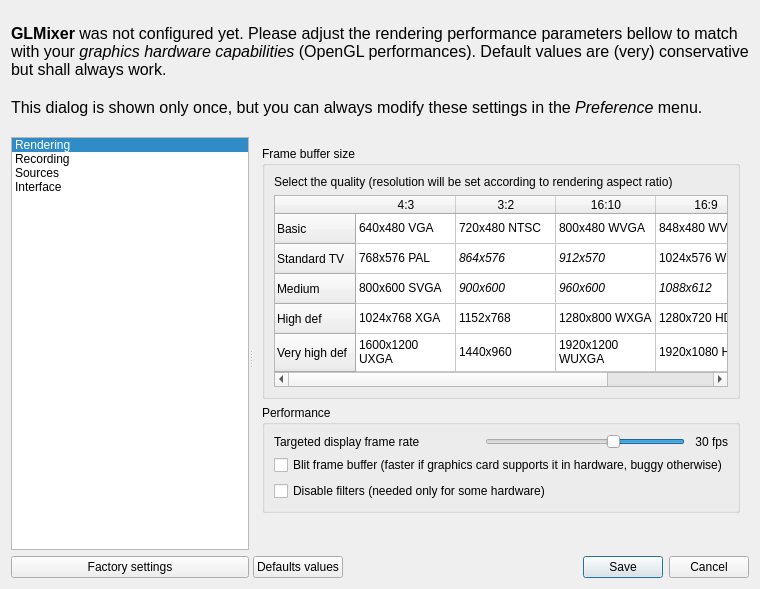
markus-wa/glmixer-mirror, file src/UserPreferencesDialog.ui: the form before one commit.
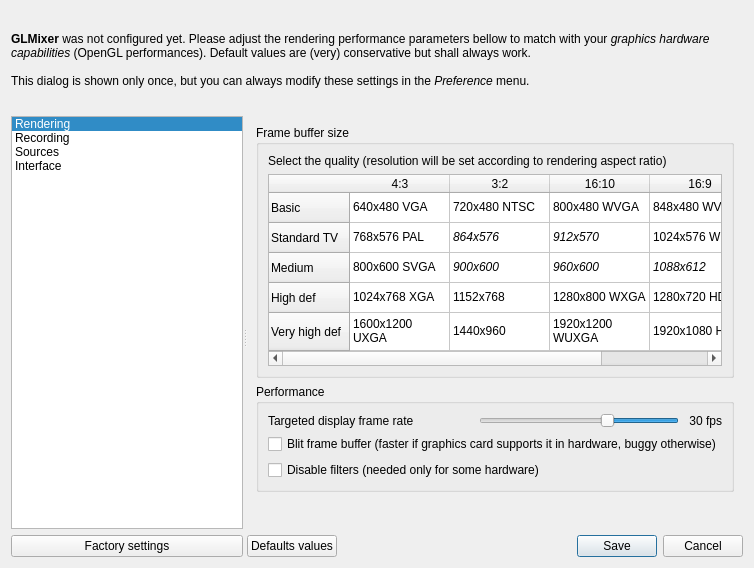
The form after the commit. Icons and pictures are not drawn. Custom widgets are drawn as their Qt base class.

Commit message: Clean up CMakeLists and ui files (linux).

Diff of the .ui file:
```diff
--- a/src/UserPreferencesDialog.ui
+++ b/src/UserPreferencesDialog.ui
@@ -6,8 +6,8 @@
    <rect>
     <x>0</x>
     <y>0</y>
-    <width>760</width>
-    <height>589</height>
+    <width>754</width>
+    <height>568</height>
    </rect>
   </property>
   <property name="windowTitle">
@@ -27,10 +27,10 @@
       <string>&lt;!DOCTYPE HTML PUBLIC &quot;-//W3C//DTD HTML 4.0//EN&quot; &quot;http://www.w3.org/TR/REC-html40/strict.dtd&quot;&gt;
 &lt;html&gt;&lt;head&gt;&lt;meta name=&quot;qrichtext&quot; content=&quot;1&quot; /&gt;&lt;style type=&quot;text/css&quot;&gt;
 p, li { white-space: pre-wrap; }
-&lt;/style&gt;&lt;/head&gt;&lt;body style=&quot; font-family:'Lucida Grande'; font-size:13pt; font-weight:400; font-style:normal;&quot;&gt;
-&lt;p style=&quot; margin-top:0px; margin-bottom:0px; margin-left:0px; margin-right:0px; -qt-block-indent:0; text-indent:0px;&quot;&gt;&lt;span style=&quot; font-family:'MS Shell Dlg 2'; font-size:12pt; font-weight:600;&quot;&gt;GLMixer&lt;/span&gt;&lt;span style=&quot; font-family:'MS Shell Dlg 2'; font-size:12pt;&quot;&gt; was not configured yet. Please adjust the rendering performance parameters bellow to match with your &lt;/span&gt;&lt;span style=&quot; font-family:'MS Shell Dlg 2'; font-size:12pt; font-style:italic;&quot;&gt;graphics hardware capabilities&lt;/span&gt;&lt;span style=&quot; font-family:'MS Shell Dlg 2'; font-size:12pt;&quot;&gt; (OpenGL performances). Default values are (very) conservative but shall always work.&lt;/span&gt;&lt;/p&gt;
-&lt;p style=&quot;-qt-paragraph-type:empty; margin-top:0px; margin-bottom:0px; margin-left:0px; margin-right:0px; -qt-block-indent:0; text-indent:0px; font-family:'MS Shell Dlg 2'; font-size:12pt;&quot;&gt;&lt;/p&gt;
-&lt;p style=&quot; margin-top:0px; margin-bottom:0px; margin-left:0px; margin-right:0px; -qt-block-indent:0; text-indent:0px;&quot;&gt;&lt;span style=&quot; font-family:'MS Shell Dlg 2'; font-size:12pt;&quot;&gt;This dialog is shown only once, but you can always modify these settings in the &lt;/span&gt;&lt;span style=&quot; font-family:'MS Shell Dlg 2'; font-size:12pt; font-style:italic;&quot;&gt;Preference&lt;/span&gt;&lt;span style=&quot; font-family:'MS Shell Dlg 2'; font-size:12pt;&quot;&gt; menu. &lt;/span&gt;&lt;/p&gt;&lt;/body&gt;&lt;/html&gt;</string>
+&lt;/style&gt;&lt;/head&gt;&lt;body style=&quot; font-family:'Ubuntu'; font-weight:400; font-style:normal;&quot;&gt;
+&lt;p style=&quot; margin-top:0px; margin-bottom:0px; margin-left:0px; margin-right:0px; -qt-block-indent:0; text-indent:0px;&quot;&gt;&lt;span style=&quot; font-family:'MS Shell Dlg 2'; font-weight:600;&quot;&gt;GLMixer&lt;/span&gt;&lt;span style=&quot; font-family:'MS Shell Dlg 2';&quot;&gt; was not configured yet. Please adjust the rendering performance parameters bellow to match with your &lt;/span&gt;&lt;span style=&quot; font-family:'MS Shell Dlg 2'; font-style:italic;&quot;&gt;graphics hardware capabilities&lt;/span&gt;&lt;span style=&quot; font-family:'MS Shell Dlg 2';&quot;&gt; (OpenGL performances). Default values are (very) conservative but shall always work.&lt;/span&gt;&lt;/p&gt;
+&lt;p style=&quot;-qt-paragraph-type:empty; margin-top:0px; margin-bottom:0px; margin-left:0px; margin-right:0px; -qt-block-indent:0; text-indent:0px; font-family:'MS Shell Dlg 2';&quot;&gt;&lt;/p&gt;
+&lt;p style=&quot; margin-top:0px; margin-bottom:0px; margin-left:0px; margin-right:0px; -qt-block-indent:0; text-indent:0px;&quot;&gt;&lt;span style=&quot; font-family:'MS Shell Dlg 2';&quot;&gt;This dialog is shown only once, but you can always modify these settings in the &lt;/span&gt;&lt;span style=&quot; font-family:'MS Shell Dlg 2'; font-style:italic;&quot;&gt;Preference&lt;/span&gt;&lt;span style=&quot; font-family:'MS Shell Dlg 2';&quot;&gt; menu. &lt;/span&gt;&lt;/p&gt;&lt;/body&gt;&lt;/html&gt;</string>
      </property>
      <property name="textFormat">
       <enum>Qt::RichText</enum>
@@ -54,7 +54,7 @@
      <property name="childrenCollapsible">
       <bool>false</bool>
      </property>
-     <widget class="QWidget" name="layoutWidget">
+     <widget class="QWidget" name="layoutWidgetA">
       <layout class="QVBoxLayout" name="LayoutLeft">
        <item>
         <widget class="QListWidget" name="listWidget">
```
Left out of the diff: 58 changed lines with no effect on the pictures. The commit also changes 2 other files.
